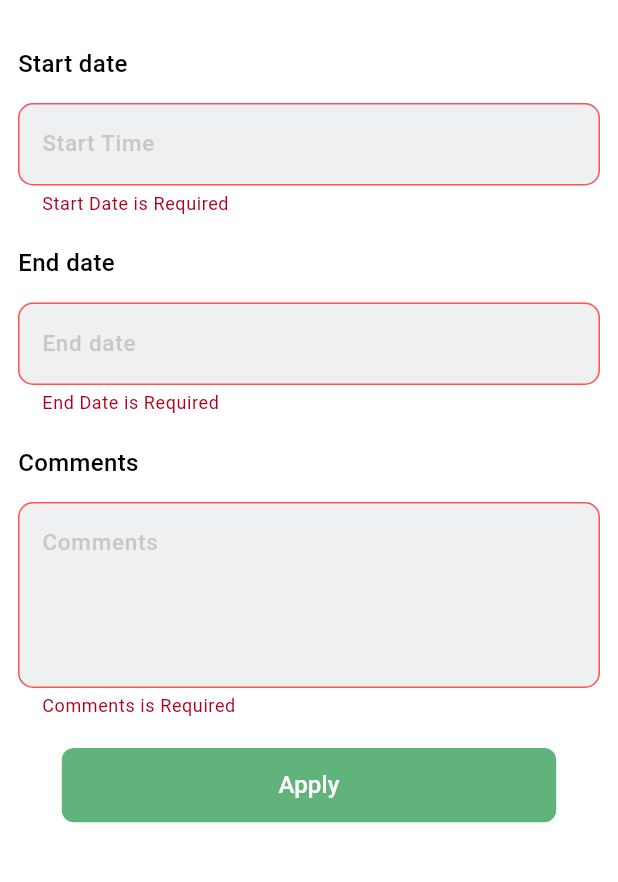
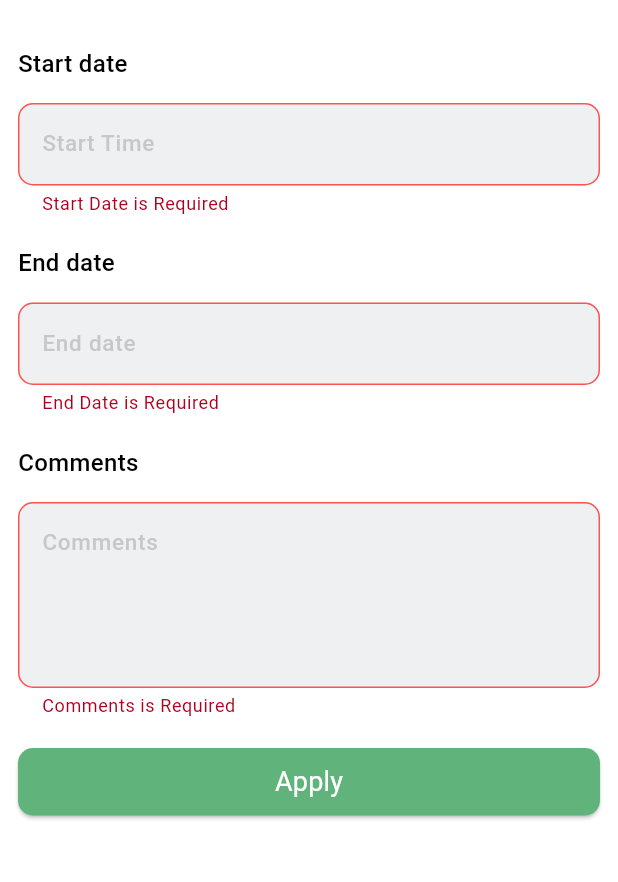
Before and after one commit to Karthikn-n/Delivery-executive, a Flutter app: the ApplyLeaveScreen screen opened directly, after a tap on "Apply", on a phone screen of 412 x 824 dp, the part 56-938 px from its top. Run offline on Flutter 3.47's test engine with Material 3 defaults, Android fonts, the phone set to English and light mode, and no system bars; our stand-ins replace cached_network_image, connectivity_plus, geolocator, google_maps_flutter, permission_handler, shared_preferences; missing offline and left inert: encrypt; accounts and stored records are empty.

Commit message:
Status added for leaves

```diff
--- a/lib/model/leaves_model.dart
+++ b/lib/model/leaves_model.dart
@@ -3,12 +3,14 @@ class LeavesModel{
   final String startDate;
   final String endDate;
   final String comments;
+  final String? status;
 
   LeavesModel({
     required this.leaveId,
     required this.startDate,
     required this.endDate,
-    required this.comments
+    required this.comments,
+    this.status,
   });
 
   Map<String, dynamic> toMap(){
@@ -26,7 +28,8 @@ class LeavesModel{
       leaveId: map["leave_id"],
       startDate: map["start_date"],
       endDate: map["end_date"],
-      comments: map["comments"]
+      comments: map["comments"],
+      status: map["status"]
     );
   }
 }
--- a/lib/screens/main_screen/apply_leave_screen.dart
+++ b/lib/screens/main_screen/apply_leave_screen.dart
@@ -7,6 +7,7 @@ import 'package:app_5/providers/connectivity_helper.dart';
 import 'package:app_5/repository/app_repository.dart';
 import 'package:app_5/screens/sub_screen/leave_history.dart';
 import 'package:app_5/service/api_service.dart';
+import 'package:app_5/widgets/common_widgets/button.dart';
 import 'package:app_5/widgets/common_widgets/snackbar_message.dart';
 import 'package:app_5/widgets/common_widgets/text_widget.dart';
 import 'package:app_5/widgets/common_widgets/text_field_widget.dart';
@@ -30,7 +31,7 @@ class _ApplyLeaveScreenState extends State<ApplyLeaveScreen> {
   TextEditingController startDateController = TextEditingController();
   TextEditingController endDateController = TextEditingController();
   TextEditingController commentsController = TextEditingController();
-
+  bool isApplying = false;
   @override
   void dispose() {
     super.dispose();
@@ -113,7 +114,7 @@ class _ApplyLeaveScreenState extends State<ApplyLeaveScreen> {
                     );
                     setState(() {
                       if (startTime != null) {
-                        startDateController.text = DateFormat("dd-MM-yyyy").format(startTime);
+                        startDateController.text = DateFormat("yyyy-MM-dd").format(startTime);
                       }else{
                         startDateController.text = "";
                       }
@@ -153,13 +154,13 @@ class _ApplyLeaveScreenState extends State<ApplyLeaveScreen> {
                     }else{
                       DateTime? endDate = await showDatePicker(
                         context: context,
-                        firstDate: DateFormat("dd-MM-yyyy").parse(startDateController.text),
+                        firstDate: DateFormat("yyyy-MM-dd").parse(startDateController.text),
                         lastDate: DateTime(2100),
-                        initialDate: DateFormat("dd-MM-yyyy").parse(startDateController.text),
+                        initialDate: DateFormat("yyyy-MM-dd").parse(startDateController.text),
                       );
                       setState(() {
                         if (endDate != null) {
-                          endDateController.text = DateFormat("dd-MM-yyyy").format(endDate);
+                          endDateController.text = DateFormat("yyyy-MM-dd").format(endDate);
                         }else{
                           endDateController.text = "";
                         }
@@ -194,22 +195,18 @@ class _ApplyLeaveScreenState extends State<ApplyLeaveScreen> {
                 ),
                 const SizedBox(height: 20,),
                 Center(
-                  child: SizedBox(
-                    height: size.height * 0.06,
-                    width: size.width * 0.8,
                   child: Consumer2<ApiProvider, ConnectivityService>(
                       builder: (context, provider, connection, child) {
-                        return ElevatedButton(
-                          style: ElevatedButton.styleFrom(
-                            elevation: 0,
-                            shadowColor: Colors.white,
-                            overlayColor: Colors.white54,
-                            backgroundColor: const Color(0xFF60B47B),
-                            shape: RoundedRectangleBorder(
-                              borderRadius: BorderRadius.circular(8),
-                            )
-                          ),
+                      return isApplying
+                        ? const LoadingButton(width: double.infinity,)
+                        : ButtonWidget(
+                          width: double.infinity,
+                          title: "Apply",
                           onPressed: () async {
+                            setState(() {
+                              isApplying = true;
+                            });
+                            try {
                               if (connection.isConnected) {
                                 if (formKey.currentState!.validate()) {
                                   Map<String, dynamic> applyLeaveData = {
@@ -250,18 +247,18 @@ class _ApplyLeaveScreenState extends State<ApplyLeaveScreen> {
                                   bottomPadding: size.height * 0.05
                                 ));
                               }
+                            } catch (e) {
+                              print("Can't apply leave: $e");
+                            }  finally {
+                              setState(() {
+                                isApplying = false;
+                              });
+
+                            }
                           },
-                          child: const Text(
-                            'Apply',
-                            style: TextStyle(
-                              fontSize: 16,
-                              fontWeight: FontWeight.w500,
-                              color: Colors.white
-                            ),
-                          )
                         );
+
                     }
-                    ),
                   ),
                 )
               ],
```
Also changed, not shown: lib/screens/sub_screen/leave_history.dart (+24 -20 lines), lib/screens/sub_screen/map_route.dart (+7 -7 lines). Lines whose indentation alone changed are shown as unchanged.
